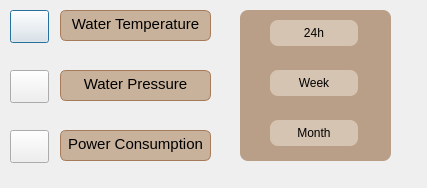
The window that kaffeknekt/GUI_firstDraft/sensoranalyticsdialog.ui (martintara/kaffeknekt) describes before a commit, drawn with Qt 5.
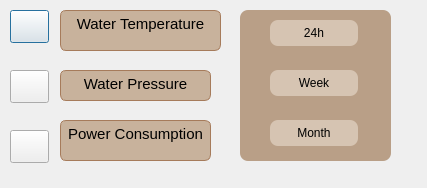
The same window after the commit. Icons and pictures are not drawn.

The edit to the form file:
```diff
--- a/kaffeknekt/GUI_firstDraft/sensoranalyticsdialog.ui
+++ b/kaffeknekt/GUI_firstDraft/sensoranalyticsdialog.ui
@@ -105,8 +105,8 @@
     <rect>
      <x>60</x>
      <y>10</y>
-     <width>151</width>
-     <height>31</height>
+     <width>161</width>
+     <height>41</height>
     </rect>
    </property>
    <property name="styleSheet">
@@ -123,8 +123,8 @@
 hr { height: 1px; border-width: 0; }
 li.unchecked::marker { content: &quot;\2610&quot;; }
 li.checked::marker { content: &quot;\2612&quot;; }
-&lt;/style&gt;&lt;/head&gt;&lt;body style=&quot; font-family:'Ubuntu Sans'; font-size:11pt; font-weight:400; font-style:normal;&quot;&gt;
-&lt;p align=&quot;center&quot; style=&quot; margin-top:0px; margin-bottom:0px; margin-left:0px; margin-right:0px; -qt-block-indent:0; text-indent:0px;&quot;&gt;Water Temperature&lt;/p&gt;&lt;/body&gt;&lt;/html&gt;</string>
+&lt;/style&gt;&lt;/head&gt;&lt;body style=&quot; font-family:'Sans'; font-size:10pt; font-weight:400; font-style:normal;&quot;&gt;
+&lt;p align=&quot;center&quot; style=&quot; margin-top:0px; margin-bottom:0px; margin-left:0px; margin-right:0px; -qt-block-indent:0; text-indent:0px;&quot;&gt;&lt;span style=&quot; font-family:'Ubuntu Sans'; font-size:11pt;&quot;&gt;Water Temperature&lt;/span&gt;&lt;/p&gt;&lt;/body&gt;&lt;/html&gt;</string>
    </property>
   </widget>
   <widget class="QTextEdit" name="textEdit_2">
@@ -158,9 +158,9 @@
    <property name="geometry">
     <rect>
      <x>60</x>
-     <y>130</y>
+     <y>120</y>
      <width>151</width>
-     <height>31</height>
+     <height>41</height>
     </rect>
    </property>
    <property name="styleSheet">
@@ -177,8 +177,8 @@
 hr { height: 1px; border-width: 0; }
 li.unchecked::marker { content: &quot;\2610&quot;; }
 li.checked::marker { content: &quot;\2612&quot;; }
-&lt;/style&gt;&lt;/head&gt;&lt;body style=&quot; font-family:'Ubuntu Sans'; font-size:11pt; font-weight:400; font-style:normal;&quot;&gt;
-&lt;p align=&quot;center&quot; style=&quot; margin-top:0px; margin-bottom:0px; margin-left:0px; margin-right:0px; -qt-block-indent:0; text-indent:0px;&quot;&gt;Power Consumption&lt;/p&gt;&lt;/body&gt;&lt;/html&gt;</string>
+&lt;/style&gt;&lt;/head&gt;&lt;body style=&quot; font-family:'Sans'; font-size:10pt; font-weight:400; font-style:normal;&quot;&gt;
+&lt;p align=&quot;center&quot; style=&quot; margin-top:0px; margin-bottom:0px; margin-left:0px; margin-right:0px; -qt-block-indent:0; text-indent:0px;&quot;&gt;&lt;span style=&quot; font-family:'Ubuntu Sans'; font-size:11pt;&quot;&gt;Power Consumption&lt;/span&gt;&lt;/p&gt;&lt;/body&gt;&lt;/html&gt;</string>
    </property>
   </widget>
   <widget class="QFrame" name="frameTimescale">
```
Left out of the diff: 19 changed lines with no effect on the pictures.
